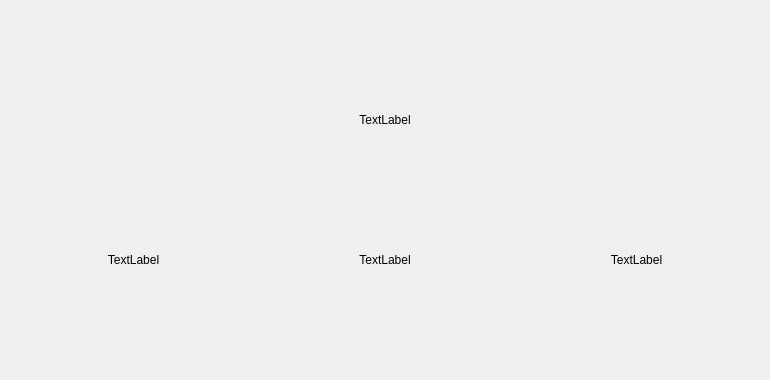
Qt form src/qt/forms/overviewpage.ui (spreadcoin/spreadcoin) before a commit.
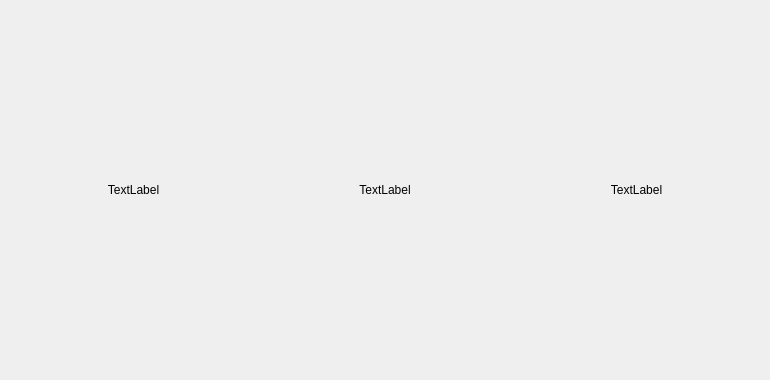
The same form after that commit.

Commit message:
update copyright and removed welcome text
updated internal copyright value to 2018 and removed welcome text

The edit to the form file:
```diff
--- a/src/qt/forms/overviewpage.ui
+++ b/src/qt/forms/overviewpage.ui
@@ -20,35 +20,6 @@
    <string>Form</string>
   </property>
   <layout class="QVBoxLayout" name="topLayout">
-    <item>
-     <layout class="QHBoxLayout" name="horizontalLayout">
-      <item>
-       <widget class="QLabel" name="labelIntroText">
-        <property name="sizePolicy">
-         <sizepolicy hsizetype="Preferred" vsizetype="Fixed">
-          <horstretch>0</horstretch>
-          <verstretch>0</verstretch>
-         </sizepolicy>
-        </property>
-        <property name="minimumSize">
-         <size>
-          <width>0</width>
-          <height>50</height>
-         </size>
-        </property>
-        <property name="text">
-         <string>TextLabel</string>
-        </property>
-        <property name="alignment">
-         <set>Qt::AlignCenter</set>
-        </property>
-        <property name="wordWrap">
-         <bool>true</bool>
-        </property>
-       </widget>
-      </item>
-     </layout>
-    </item>
     <item>
      <layout class="QGridLayout" name="gridLayout"/>
     </item>
```
Lines whose indentation alone changed are shown as unchanged. The commit also changes 2 other files.
